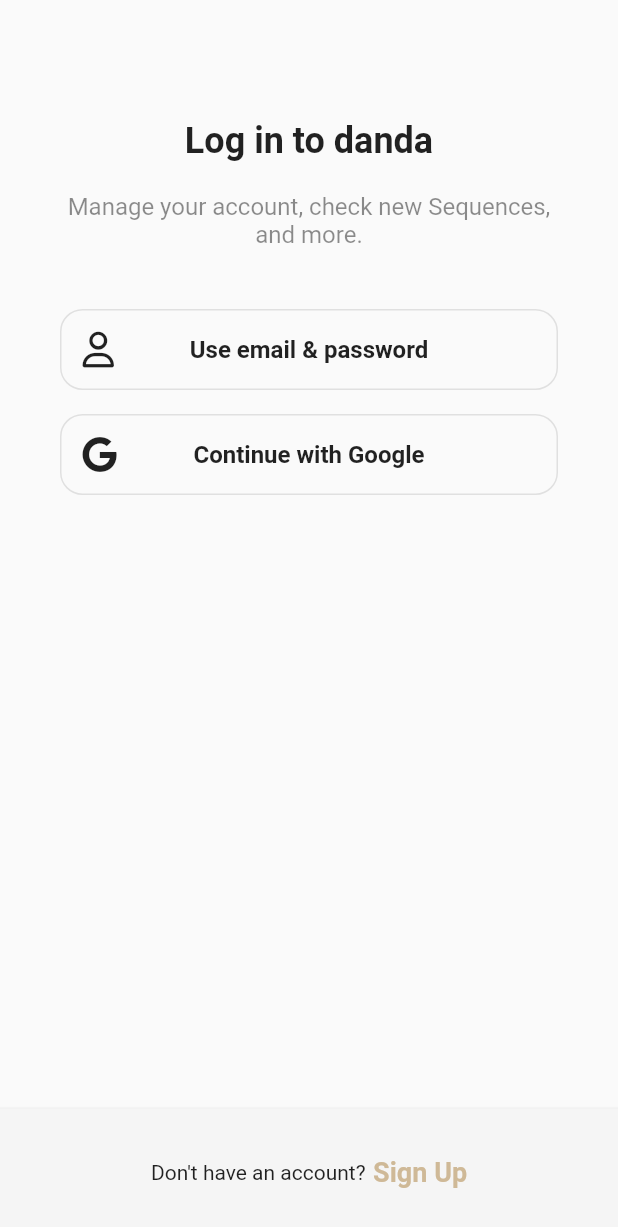
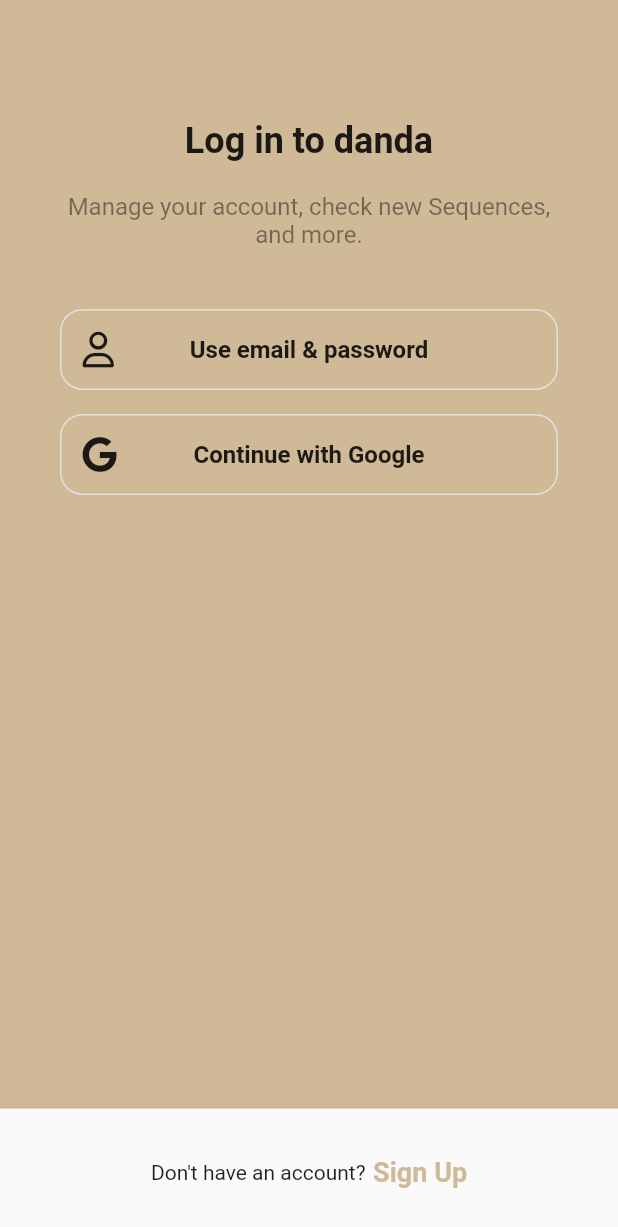
Before and after one commit to Dhui-Park/flutter_practice_app, a Flutter app: the screen it shows after launch, after a tap on "Log in", on a phone screen of 412 x 824 dp. Shown: the top 1227 px of the screen. Run offline on Flutter 3.47's test engine with Material 2 defaults, Android fonts, the phone set to English and light mode, and no system bars; our stand-ins replace font_awesome_flutter.

Commit message:
Sign Up Form

```diff
--- a/lib/features/authentication/login_screen.dart
+++ b/lib/features/authentication/login_screen.dart
@@ -8,7 +8,7 @@ import '../../constants/sizes.dart';
 class LoginScreen extends StatelessWidget {
   const LoginScreen({super.key});
 
-  void onSignUpTap(BuildContext context) {
+  void _onSignUpTap(BuildContext context) {
     Navigator.of(context).pop();
   }
 
@@ -21,9 +21,9 @@ class LoginScreen extends StatelessWidget {
             horizontal: Sizes.size40,
           ),
           child: Column(
-            children: const [
+            children: [
               Gaps.v80,
-              Text(
+              const Text(
                 "Log in to danda",
                 style: TextStyle(
                   fontSize: Sizes.size24,
@@ -31,7 +31,7 @@ class LoginScreen extends StatelessWidget {
                 ),
               ),
               Gaps.v20,
-              Text(
+              const Text(
                 "Manage your account, check new Sequences, and more.",
                 style: TextStyle(
                   fontSize: Sizes.size16,
@@ -41,12 +41,14 @@ class LoginScreen extends StatelessWidget {
               ),
               Gaps.v40,
               AuthButton(
-                icon: FaIcon(FontAwesomeIcons.user),
+                onTap: (p0) {},
+                icon: const FaIcon(FontAwesomeIcons.user),
                 text: "Use email & password",
               ),
               Gaps.v16,
               AuthButton(
-                icon: FaIcon(FontAwesomeIcons.google),
+                onTap: (p0) {},
+                icon: const FaIcon(FontAwesomeIcons.google),
                 text: "Continue with Google",
               ),
             ],
@@ -54,7 +56,7 @@ class LoginScreen extends StatelessWidget {
         ),
       ),
       bottomNavigationBar: BottomAppBar(
-        color: Colors.grey.shade100,
+        color: Colors.grey.shade50,
         elevation: 2,
         child: Padding(
           padding: const EdgeInsets.symmetric(
@@ -66,7 +68,7 @@ class LoginScreen extends StatelessWidget {
               const Text("Don't have an account?"),
               Gaps.h5,
               GestureDetector(
-                onTap: () => onSignUpTap(context),
+                onTap: () => _onSignUpTap(context),
                 child: Text(
                   'Sign Up',
                   style: TextStyle(
--- a/lib/features/authentication/sign_up_screen.dart
+++ b/lib/features/authentication/sign_up_screen.dart
@@ -5,14 +5,23 @@ import 'package:font_awesome_flutter/font_awesome_flutter.dart';
 
 import '../../constants/gaps.dart';
 import '../../constants/sizes.dart';
+import 'email_screen.dart';
 
 class SignUpScreen extends StatelessWidget {
   const SignUpScreen({super.key});
 
-  void onLoginTap(BuildContext context) {
+  void _onLoginTap(BuildContext context) {
     Navigator.of(context).push(
       MaterialPageRoute(
         builder: (context) => const LoginScreen(),
+      ),
+    );
+  }
+
+  void _onEmailTap(BuildContext context) {
+    Navigator.of(context).push(
+      MaterialPageRoute(
+        builder: (context) => const EmailScreen(),
       ),
     );
   }
@@ -26,9 +35,9 @@ class SignUpScreen extends StatelessWidget {
             horizontal: Sizes.size40,
           ),
           child: Column(
-            children: const [
+            children: [
               Gaps.v80,
-              Text(
+              const Text(
                 "Sign up for danda",
                 style: TextStyle(
                   fontSize: Sizes.size24,
@@ -36,7 +45,7 @@ class SignUpScreen extends StatelessWidget {
                 ),
               ),
               Gaps.v20,
-              Text(
+              const Text(
                 "Create a profile, make your own Sequences, and more.",
                 style: TextStyle(
                   fontSize: Sizes.size16,
@@ -46,12 +55,14 @@ class SignUpScreen extends StatelessWidget {
               ),
               Gaps.v40,
               AuthButton(
-                icon: FaIcon(FontAwesomeIcons.user),
+                onTap: _onEmailTap,
+                icon: const FaIcon(FontAwesomeIcons.user),
                 text: "Use email & password",
               ),
               Gaps.v16,
               AuthButton(
-                icon: FaIcon(FontAwesomeIcons.google),
+                onTap: (p0) {},
+                icon: const FaIcon(FontAwesomeIcons.google),
                 text: "Continue with Google",
               ),
             ],
@@ -71,7 +82,7 @@ class SignUpScreen extends StatelessWidget {
               const Text('Already have an account?'),
               Gaps.h5,
               GestureDetector(
-                onTap: () => onLoginTap(context),
+                onTap: () => _onLoginTap(context),
                 child: Text(
                   'Log in',
                   style: TextStyle(
--- a/lib/features/authentication/widgets/auth_button.dart
+++ b/lib/features/authentication/widgets/auth_button.dart
@@ -6,16 +6,20 @@ import '../../../constants/sizes.dart';
 class AuthButton extends StatelessWidget {
   final String text;
   final FaIcon icon;
+  final void Function(BuildContext) onTap;
 
   const AuthButton({
     super.key,
     required this.text,
     required this.icon,
+    required this.onTap,
   });
 
   @override
   Widget build(BuildContext context) {
-    return FractionallySizedBox(
+    return GestureDetector(
+      onTap: () => onTap(context),
+      child: FractionallySizedBox(
         widthFactor: 1,
         child: Container(
           padding: const EdgeInsets.all(Sizes.size14),
@@ -44,6 +48,7 @@ class AuthButton extends StatelessWidget {
             ],
           ),
         ),
+      ),
     );
   }
 }
--- a/lib/main.dart
+++ b/lib/main.dart
@@ -1,5 +1,6 @@
 import 'package:flutter/material.dart';
 
+import 'constants/sizes.dart';
 import 'features/authentication/sign_up_screen.dart';
 
 void main() {
@@ -15,6 +16,18 @@ class FlutterPracticeApp extends StatelessWidget {
       debugShowCheckedModeBanner: false,
       title: 'FLutter Practice',
       theme: ThemeData(
+        appBarTheme: const AppBarTheme(
+          centerTitle: true,
+          foregroundColor: Colors.black,
+          backgroundColor: Color(0xFFCFB997),
+          elevation: 0,
+          titleTextStyle: TextStyle(
+            color: Colors.black,
+            fontSize: Sizes.size16 + Sizes.size2,
+            fontWeight: FontWeight.w600,
+          ),
+        ),
+        scaffoldBackgroundColor: const Color(0xFFCFB997),
         primaryColor: const Color(0xFFCFB997),
       ),
       home: const SignUpScreen(),
```
Also changed, not shown: lib/features/authentication/email_screen.dart (added, +42 -0 lines), lib/features/authentication/username_screen.dart (added). Lines whose indentation alone changed are shown as unchanged.
